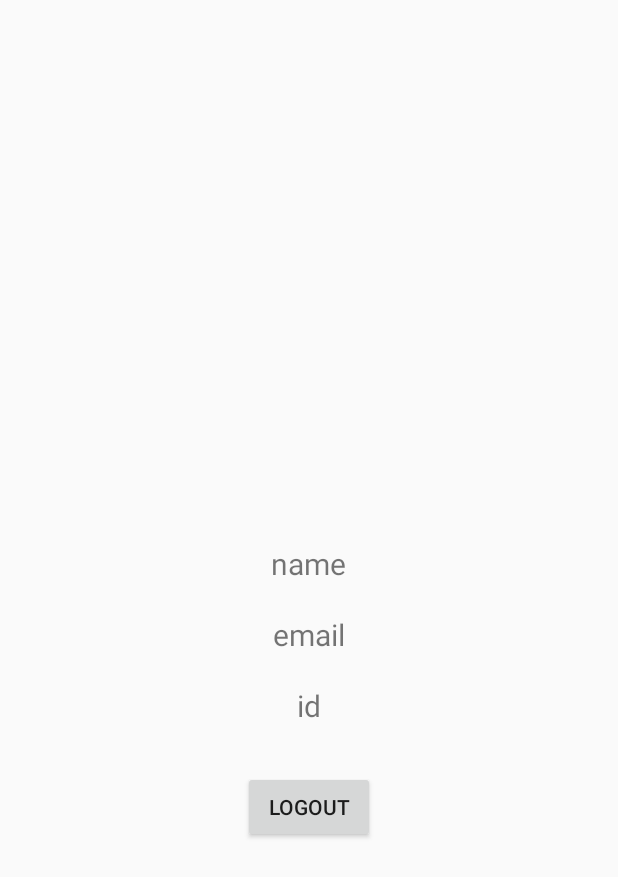
After one commit to bilalhussain793/Equrantech, an Android app: the layout activity_google.xml on its own in the app's theme, with its tools: preview values and no code run, on a phone screen of 412 x 824 dp. The commit adds this screen. Shown: the top 877 px of the screen. Run offline under Robolectric (Android 15) with nearby library versions, the phone set to English and light mode, and no system bars; network calls fail.

Commit message:
by jalal

```diff
--- a/app/build.gradle
+++ b/app/build.gradle
@@ -23,6 +23,7 @@ android {
 
 dependencies {
     implementation fileTree(dir: 'libs', include: ['*.jar'])
+    //noinspection GradleCompatible
     implementation 'com.android.support:appcompat-v7:28.0.0'
     implementation 'com.android.support.constraint:constraint-layout:1.1.3'
     implementation 'com.google.firebase:firebase-database:16.0.4'
@@ -30,6 +31,8 @@ dependencies {
     implementation 'com.android.support:support-vector-drawable:28.0.0'
     implementation 'com.google.firebase:firebase-storage:16.0.4'
     implementation 'com.google.firebase:firebase-auth:16.0.5'
+    implementation 'com.github.bumptech.glide:glide:3.7.0'
+    implementation 'com.google.android.gms:play-services-auth:16.0.1'
     testImplementation 'junit:junit:4.12'
     androidTestImplementation 'com.android.support.test:runner:1.0.2'
     androidTestImplementation 'com.android.support.test.espresso:espresso-core:3.0.2'
--- a/app/src/main/java/com/img/equran/getponits.java
+++ b/app/src/main/java/com/img/equran/getponits.java
@@ -20,6 +20,7 @@ public class getponits extends AppCompatActivity {
     Button subscribe;
 
     double hisab=0.1;
+
     String time1="15 minutes per Day";
     String time2="30 minutes per Day";
     String time3="45 minutes per Day";
--- /dev/null
+++ b/app/src/main/res/layout/activity_google.xml
@@ -0,0 +1,47 @@
+<?xml version="1.0" encoding="utf-8"?>
+<LinearLayout xmlns:android="http://schemas.android.com/apk/res/android"
+    xmlns:app="http://schemas.android.com/apk/res-auto"
+    xmlns:tools="http://schemas.android.com/tools"
+    android:layout_width="match_parent"
+    android:orientation="vertical"
+    android:layout_height="match_parent"
+    tools:context=".google">
+    <LinearLayout
+        android:layout_width="match_parent"
+        android:layout_height="match_parent"
+        android:gravity="center"
+        android:orientation="vertical">
+        <ImageView
+            android:layout_width="80dp"
+            android:layout_height="80dp"
+            android:id="@+id/profileImage"
+            />
+        <TextView
+            android:layout_width="wrap_content"
+            android:layout_height="wrap_content"
+            android:id="@+id/name"
+            android:text="name"
+            android:textSize="20dp"
+            android:layout_marginTop="20dp"/>
+        <TextView
+            android:layout_width="wrap_content"
+            android:layout_height="wrap_content"
+            android:id="@+id/email"
+            android:textSize="20dp"
+            android:text="email"
+            android:layout_marginTop="20dp"/>
+        <TextView
+            android:layout_width="wrap_content"
+            android:layout_height="wrap_content"
+            android:id="@+id/userId"
+            android:textSize="20dp"
+            android:text="id"
+            android:layout_marginTop="20dp"/>
+        <Button
+            android:layout_width="wrap_content"
+            android:layout_height="wrap_content"
+            android:id="@+id/logoutBtn"
+            android:text="Logout"
+            android:layout_marginTop="30dp"/>
+    </LinearLayout>
+</LinearLayout>
--- a/app/src/main/res/layout/activity_register.xml
+++ b/app/src/main/res/layout/activity_register.xml
@@ -3,8 +3,9 @@
     xmlns:app="http://schemas.android.com/apk/res-auto"
     xmlns:tools="http://schemas.android.com/tools"
     android:layout_width="match_parent"
+    android:background="@drawable/back"
     android:orientation="vertical"
-    android:background="@drawable/quran"
+
     android:layout_height="match_parent"
     tools:context=".Register">
 
@@ -25,6 +26,7 @@
 
     <LinearLayout
         android:id="@+id/li0"
+        android:visibility="gone"
         android:layout_gravity="center"
         android:layout_width="wrap_content"
         android:orientation="vertical"
@@ -206,7 +208,7 @@
 
     <LinearLayout
         android:id="@+id/li3"
-        android:visibility="gone"
+        android:visibility="visible"
         android:layout_width="wrap_content"
         android:layout_height="wrap_content"
         android:layout_marginTop="29dp"
--- a/app/src/main/res/values/strings.xml
+++ b/app/src/main/res/values/strings.xml
@@ -4,6 +4,7 @@
     <string name="title_dashboard">Dashboard</string>
     <string name="title_activity_navigator">navigator</string>
     <string name="title_notifications">Notifications</string>
+    <string name="web_client_id">797191628791-63v6ecn9piaqclebj69mvei2o24pkc0n.apps.googleusercontent.com</string>
 
     <string name="my_text"> <u>SignUp</u>.</string>
     <string-array name="country_arrays">
```
Also changed, not shown: app/src/main/java/com/img/equran/Register.java (+23 -22 lines), app/src/main/java/com/img/equran/google.java (added, +25 -0 lines).
